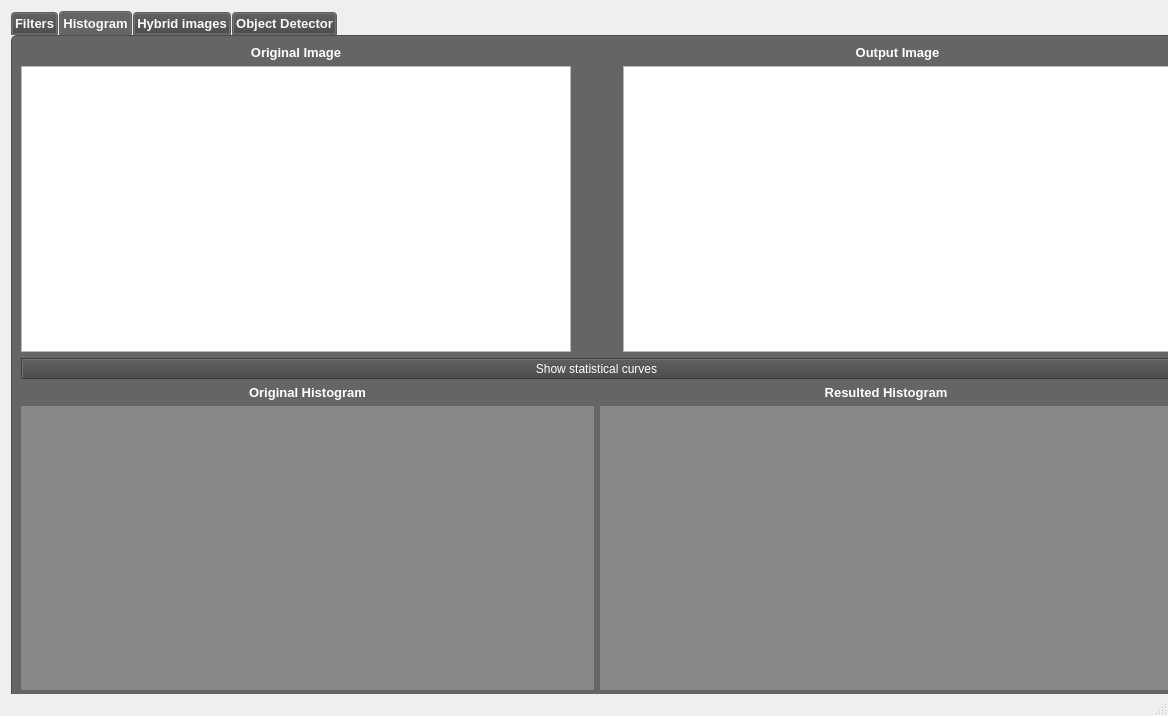
Old version of the form mainwindow.ui in the repository yassmin2000/Computer-Vision-Toolbox.
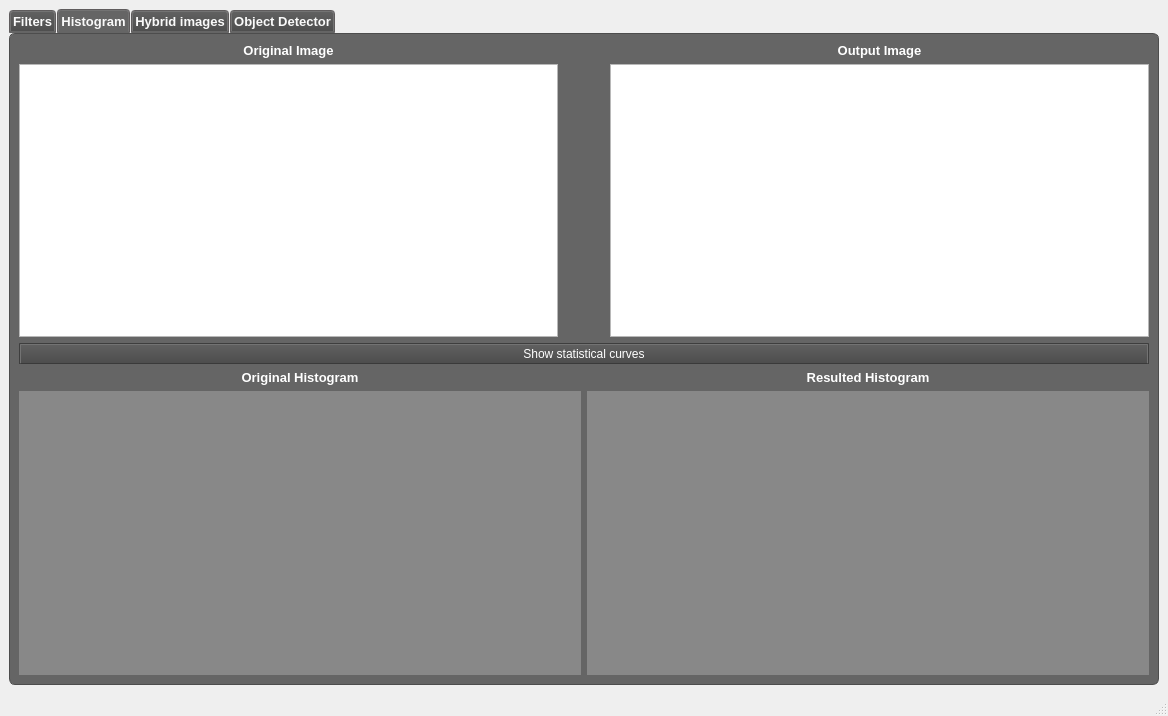
New version of the form.

Commit message: يارب فك الضيقة

What changed in the file:
```diff
--- a/mainwindow.ui
+++ b/mainwindow.ui
@@ -14,15 +14,9 @@
    <string>MainWindow</string>
   </property>
   <widget class="QWidget" name="centralwidget">
+   <layout class="QGridLayout" name="gridLayout_5">
+    <item row="0" column="0">
    <widget class="QTabWidget" name="tabWidget">
-    <property name="geometry">
-     <rect>
-      <x>11</x>
-      <y>11</y>
-      <width>1171</width>
-      <height>689</height>
-     </rect>
-    </property>
     <property name="font">
      <font>
       <pointsize>10</pointsize>
@@ -1615,6 +1609,8 @@
      </layout>
     </widget>
    </widget>
+    </item>
+   </layout>
   </widget>
   <widget class="QMenuBar" name="menubar">
    <property name="geometry">
```
Lines whose indentation alone changed are shown as unchanged.
